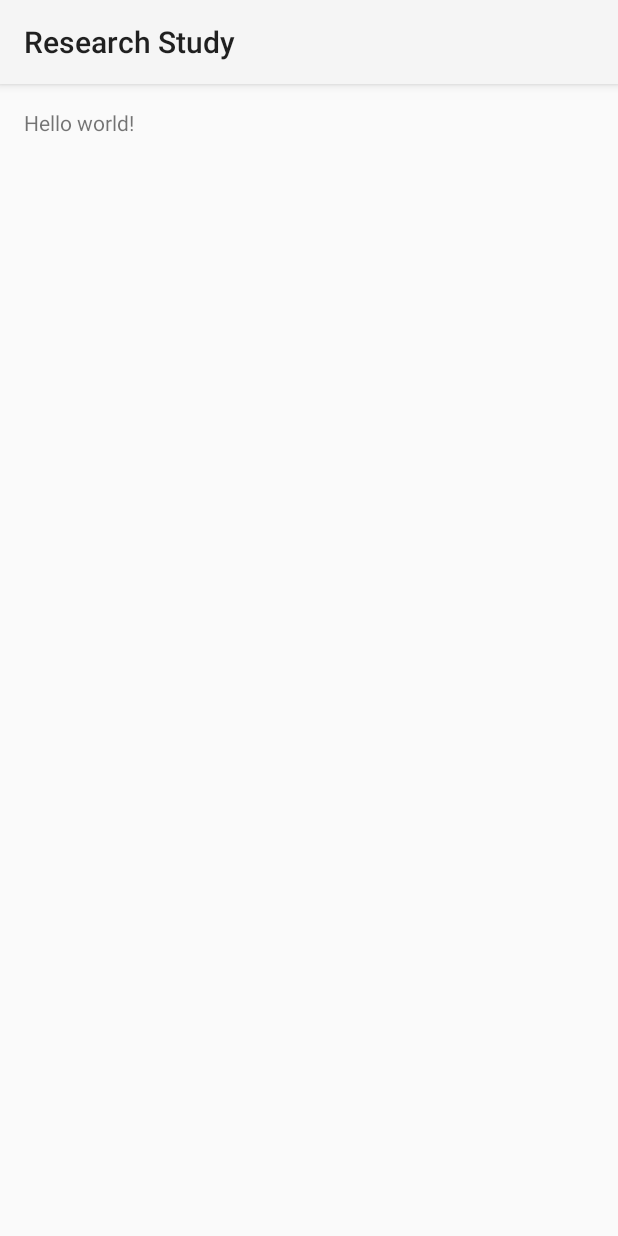
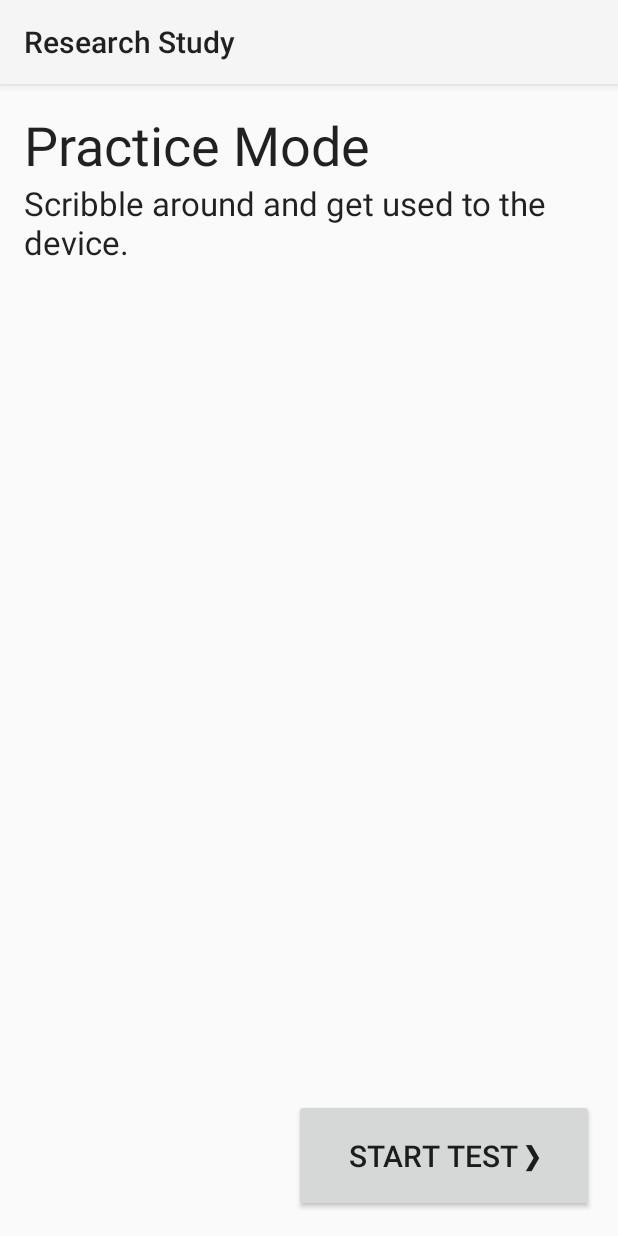
Before and after one commit to natalieperna/latency-research-app, an Android app: the screen it shows after launch (MainActivity), on a phone screen of 412 x 824 dp. Run offline under Robolectric (Android 15) with nearby library versions, the phone set to English and light mode, and no system bars.

Commit message:
Layout for practice mode.

```diff
--- a/app/src/main/res/layout/activity_main.xml
+++ b/app/src/main/res/layout/activity_main.xml
@@ -5,7 +5,38 @@
     android:paddingTop="@dimen/activity_vertical_margin"
     android:paddingBottom="@dimen/activity_vertical_margin" tools:context=".MainActivity">
 
-    <TextView android:text="@string/hello_world" android:layout_width="wrap_content"
-        android:layout_height="wrap_content" />
+    <TextView
+        android:layout_width="wrap_content"
+        android:layout_height="wrap_content"
+        android:textSize="36sp"
+        android:textAppearance="?android:attr/textAppearanceLarge"
+        android:text="@string/practiceTitle"
+        android:id="@+id/titleView"
+        android:layout_alignParentTop="true"
+        android:layout_alignParentLeft="true"
+        android:layout_alignParentStart="true" />
 
+    <TextView
+        android:layout_width="wrap_content"
+        android:layout_height="wrap_content"
+        android:textAppearance="?android:attr/textAppearanceLarge"
+        android:text="@string/practiceInstructions"
+        android:id="@+id/textView"
+        android:layout_below="@+id/titleView"
+        android:layout_alignParentLeft="true"
+        android:layout_alignParentStart="true" />
+
+    <!-- -->
+
+    <Button
+        android:layout_width="wrap_content"
+        android:layout_height="wrap_content"
+        android:text="@string/startButton"
+        android:textSize="20sp"
+        android:minHeight="75dp"
+        android:minWidth="200dp"
+        android:id="@+id/button"
+        android:layout_alignParentBottom="true"
+        android:layout_alignParentRight="true"
+        android:layout_alignParentEnd="true" />
 </RelativeLayout>
--- a/app/src/main/res/values/strings.xml
+++ b/app/src/main/res/values/strings.xml
@@ -2,7 +2,8 @@
 <resources>
 
     <string name="app_name">Research Study</string>
-    <string name="hello_world">Hello world!</string>
-    <string name="action_settings">Settings</string>
+    <string name="practiceTitle">Practice Mode</string>
+    <string name="practiceInstructions">Scribble around and get used to the device.</string>
+    <string name="startButton">Start Test ❯</string>
 
 </resources>
```
